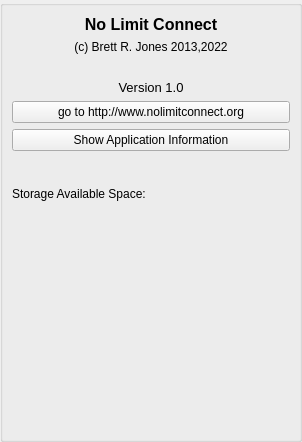
Before: the Qt Designer form AppsSrc/CommonSrc/Forms/AppletAboutApp.ui in brettrjones-github/nolimitconnect, drawn with Qt 5.
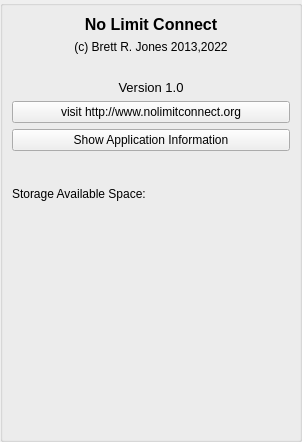
After: the same form once the commit is applied.

Diff of the .ui file:
```diff
--- a/AppsSrc/CommonSrc/Forms/AppletAboutApp.ui
+++ b/AppsSrc/CommonSrc/Forms/AppletAboutApp.ui
@@ -131,7 +131,7 @@
          </sizepolicy>
         </property>
         <property name="text">
-         <string>go to http://www.nolimitconnect.org</string>
+         <string>visit http://www.nolimitconnect.org</string>
         </property>
        </widget>
       </item>
```
